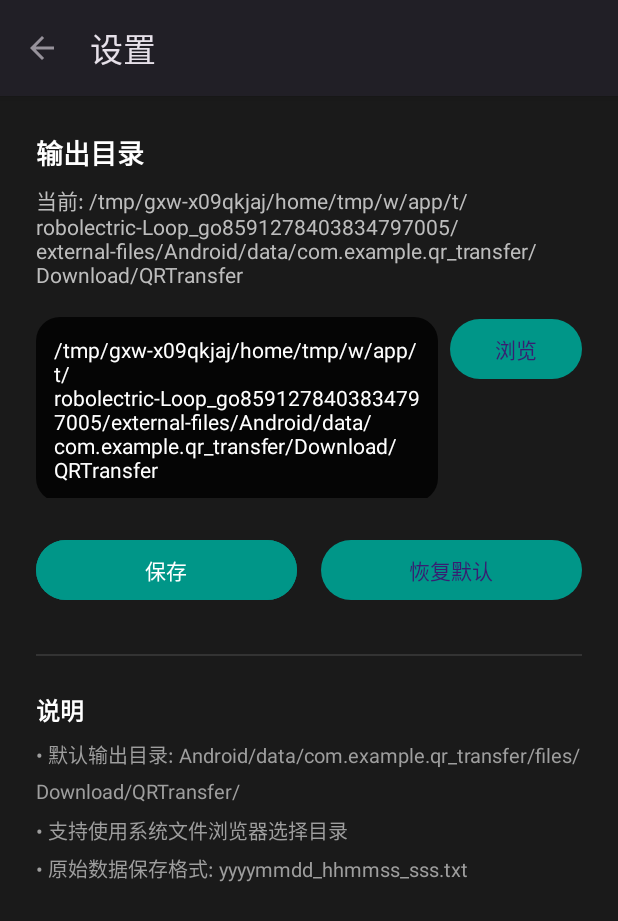
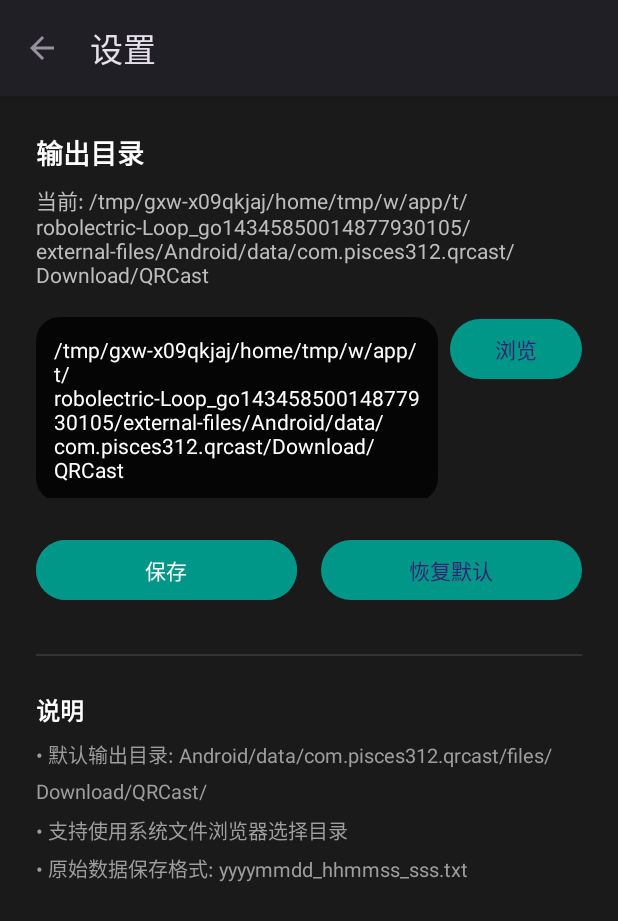
Before and after one commit to pisces312/qrcast, an Android app: the screen it shows after launch (SettingsActivity), after a tap on "设置", on a phone screen of 412 x 824 dp. Shown: the top 921 px of the screen. Run offline under Robolectric (Android 15) with nearby library versions, the light colour scheme and no system bars; libraries missing offline, so code that uses them is left out: androidx.camera.core, androidx.camera.lifecycle, androidx.camera.view, com.google.mlkit.vision; 1 statement that could not run was skipped.

Commit message:
refactor: 替换 QRTransfer 标识为 QRCast，修改包名为 com.pisces312.qrcast
- 所有 QRTransfer 代码标识改为 QRCast
- theme、日志TAG、默认目录、FileProvider路径同步更新
- 包名: com.example.qr_transfer → com.pisces312.qrcast
- Kotlin 源文件目录同步迁移

```diff
--- a/app/build.gradle.kts
+++ b/app/build.gradle.kts
@@ -4,7 +4,7 @@ plugins {
 }
 
 android {
-    namespace = "com.example.qr_transfer"
+    namespace = "com.pisces312.qrcast"
     compileSdk = 35
     ndkVersion = "27.0.12077973"
 
@@ -18,7 +18,7 @@ android {
     }
 
     defaultConfig {
-        applicationId = "com.example.qr_transfer"
+        applicationId = "com.pisces312.qrcast"
         minSdk = 21
         targetSdk = 35
         versionCode = 1
--- a/app/src/main/AndroidManifest.xml
+++ b/app/src/main/AndroidManifest.xml
@@ -16,7 +16,7 @@
         <activity
             android:name=".MainActivity"
             android:exported="true"
-            android:theme="@style/Theme.QRTransfer"
+            android:theme="@style/Theme.QRCast"
             android:configChanges="orientation|screenSize|smallestScreenSize">
             <intent-filter>
                 <action android:name="android.intent.action.MAIN"/>
@@ -26,12 +26,12 @@
         <activity
             android:name=".LogActivity"
             android:exported="false"
-            android:theme="@style/Theme.QRTransfer.ActionBar"
+            android:theme="@style/Theme.QRCast.ActionBar"
             android:parentActivityName=".MainActivity" />
         <activity
             android:name=".SettingsActivity"
             android:exported="false"
-            android:theme="@style/Theme.QRTransfer.ActionBar"
+            android:theme="@style/Theme.QRCast.ActionBar"
             android:parentActivityName=".MainActivity" />
         <provider
             android:name="androidx.core.content.FileProvider"
--- a/app/src/main/kotlin/com/example/qr_transfer/LogActivity.kt
+++ b/app/src/main/kotlin/com/pisces312/qrcast/LogActivity.kt
@@ -1,4 +1,4 @@
-package com.example.qr_transfer
+package com.pisces312.qrcast
 
 import android.content.ClipData
 import android.content.ClipboardManager
@@ -80,7 +80,7 @@ class LogActivity : AppCompatActivity() {
     private fun copyLogs() {
         val logs = findViewById<android.widget.TextView>(R.id.logTextView).text.toString()
         val clipboard = getSystemService(Context.CLIPBOARD_SERVICE) as ClipboardManager
-        clipboard.setPrimaryClip(ClipData.newPlainText("QRTransfer Logs", logs))
+        clipboard.setPrimaryClip(ClipData.newPlainText("QRCast Logs", logs))
         Toast.makeText(this, R.string.logs_copied, Toast.LENGTH_SHORT).show()
     }
 
@@ -88,7 +88,7 @@ class LogActivity : AppCompatActivity() {
         val logs = findViewById<android.widget.TextView>(R.id.logTextView).text.toString()
         val shareIntent = android.content.Intent(android.content.Intent.ACTION_SEND).apply {
             type = "text/plain"
-            putExtra(android.content.Intent.EXTRA_SUBJECT, "QRTransfer 日志")
+            putExtra(android.content.Intent.EXTRA_SUBJECT, "QRCast 日志")
             putExtra(android.content.Intent.EXTRA_TEXT, logs)
         }
         startActivity(android.content.Intent.createChooser(shareIntent, getString(R.string.share_logs)))
--- a/app/src/main/kotlin/com/example/qr_transfer/LogCollector.kt
+++ b/app/src/main/kotlin/com/pisces312/qrcast/LogCollector.kt
@@ -1,4 +1,4 @@
-package com.example.qr_transfer
+package com.pisces312.qrcast
 
 import android.content.Context
 import android.util.Log
@@ -14,7 +14,7 @@ import java.util.concurrent.ConcurrentLinkedQueue
  */
 object LogCollector {
 
-    private const val TAG = "QRTransfer"
+    private const val TAG = "QRCast"
     private const val MAX_MEMORY_LOGS = 500
     private const val MAX_LOG_FILE_SIZE = 1 * 1024 * 1024L // 1MB
     private const val LOG_FILE_NAME = "app_logs.txt"
--- a/app/src/main/kotlin/com/example/qr_transfer/MainActivity.kt
+++ b/app/src/main/kotlin/com/pisces312/qrcast/MainActivity.kt
@@ -1,4 +1,4 @@
-package com.example.qr_transfer
+package com.pisces312.qrcast
 
 import android.Manifest
 import android.content.Intent
@@ -706,7 +706,7 @@ class MainActivity : AppCompatActivity() {
     }
 
     companion object {
-        private const val TAG = "QRTransfer"
+        private const val TAG = "QRCast"
     }
 }
 
--- a/app/src/main/kotlin/com/example/qr_transfer/QrTransferApp.kt
+++ b/app/src/main/kotlin/com/pisces312/qrcast/QrTransferApp.kt
@@ -1,4 +1,4 @@
-package com.example.qr_transfer
+package com.pisces312.qrcast
 
 import android.app.Application
 
--- a/app/src/main/kotlin/com/example/qr_transfer/SettingsActivity.kt
+++ b/app/src/main/kotlin/com/pisces312/qrcast/SettingsActivity.kt
@@ -1,4 +1,4 @@
-package com.example.qr_transfer
+package com.pisces312.qrcast
 
 import android.content.Context
 import android.content.Intent
@@ -124,7 +124,7 @@ class SettingsActivity : AppCompatActivity() {
         const val KEY_OUTPUT_DIR = "output_directory"
 
         fun getDefaultOutputDir(context: Context): File {
-            return File(context.getExternalFilesDir(Environment.DIRECTORY_DOWNLOADS), "QRTransfer")
+            return File(context.getExternalFilesDir(Environment.DIRECTORY_DOWNLOADS), "QRCast")
         }
 
         fun getOutputDir(context: Context): File {
--- a/app/src/main/res/layout/activity_settings.xml
+++ b/app/src/main/res/layout/activity_settings.xml
@@ -93,7 +93,7 @@
         android:layout_height="wrap_content"
         android:layout_marginTop="8dp"
         android:lineSpacingMultiplier="1.3"
-        android:text="• 默认输出目录: Android/data/com.example.qr_transfer/files/Download/QRTransfer/\n• 支持使用系统文件浏览器选择目录\n• 原始数据保存格式: yyyymmdd_hhmmss_sss.txt"
+        android:text="• 默认输出目录: Android/data/com.pisces312.qrcast/files/Download/QRCast/\n• 支持使用系统文件浏览器选择目录\n• 原始数据保存格式: yyyymmdd_hhmmss_sss.txt"
         android:textColor="#9E9E9E"
         android:textSize="13sp" />
 
--- a/app/src/main/res/values/themes.xml
+++ b/app/src/main/res/values/themes.xml
@@ -1,6 +1,6 @@
 <?xml version="1.0" encoding="utf-8"?>
 <resources>
-    <style name="Theme.QRTransfer" parent="Theme.Material3.Dark.NoActionBar">
+    <style name="Theme.QRCast" parent="Theme.Material3.Dark.NoActionBar">
         <item name="colorPrimary">@color/teal_500</item>
         <item name="colorPrimaryDark">@color/teal_700</item>
         <item name="colorAccent">@color/teal_500</item>
@@ -8,7 +8,7 @@
         <item name="android:navigationBarColor">@color/black</item>
     </style>
 
-    <style name="Theme.QRTransfer.ActionBar" parent="Theme.Material3.Dark">
+    <style name="Theme.QRCast.ActionBar" parent="Theme.Material3.Dark">
         <item name="colorPrimary">@color/teal_500</item>
         <item name="colorPrimaryDark">@color/teal_700</item>
         <item name="colorAccent">@color/teal_500</item>
--- a/app/src/main/res/xml/file_paths.xml
+++ b/app/src/main/res/xml/file_paths.xml
@@ -2,5 +2,5 @@
 <paths xmlns:android="http://schemas.android.com/apk/res/android">
     <external-files-path
         name="downloads"
-        path="Download/QRTransfer/" />
+        path="Download/QRCast/" />
 </paths>
```
